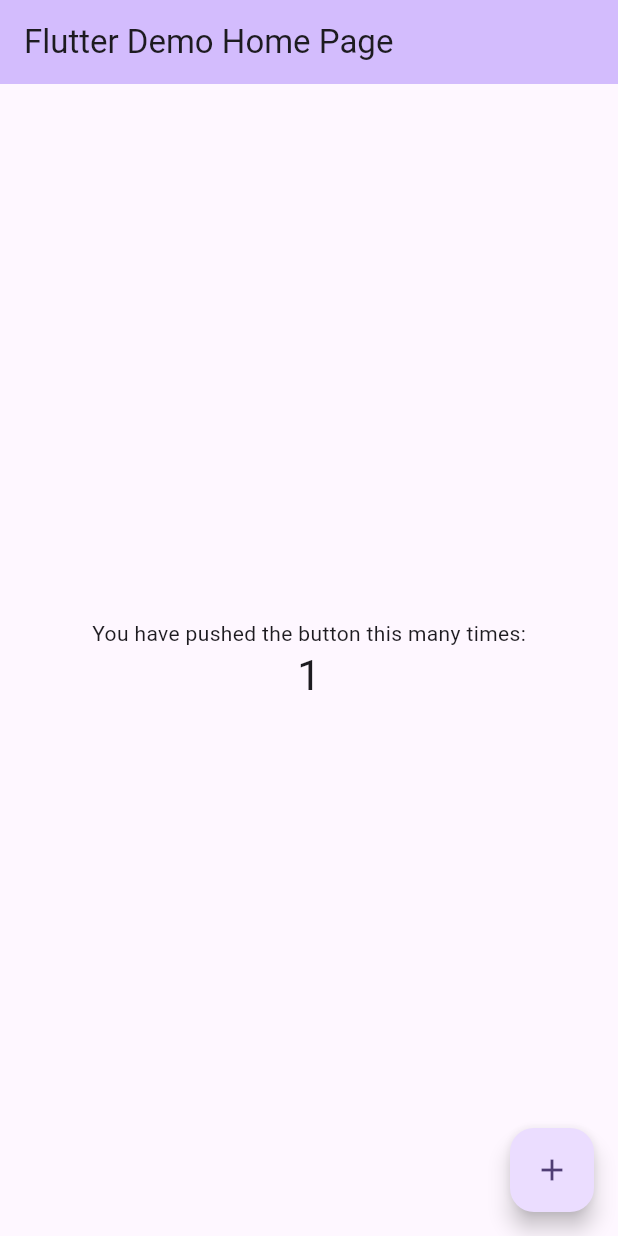
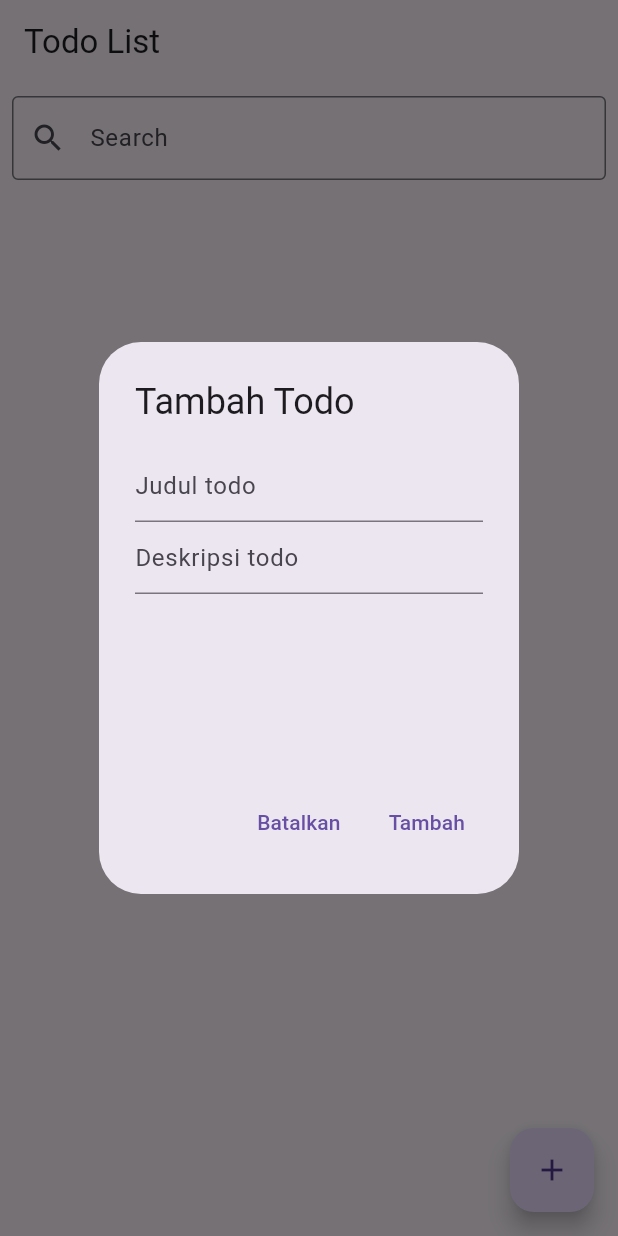
Before and after one commit to izzalDev/todolist-flutter, a Flutter app: the screen it shows after launch, after a tap on the "add" icon, on a phone screen of 412 x 824 dp. Run offline on Flutter 3.47's test engine with Material 3 defaults, Android fonts, the phone set to English and light mode, and no system bars; our stand-ins replace sqflite; accounts and stored records are empty.

Commit message:
completed base without some error

```diff
--- /dev/null
+++ b/lib/database_helper.dart
@@ -0,0 +1,84 @@
+import 'package:todo_list/todo.dart';
+import 'package:sqflite/sqflite.dart';
+import 'package:path/path.dart';
+import 'dart:async';
+import 'dart:io' as io;
+import 'package:path_provider/path_provider.dart';
+
+class DatabaseHelper {
+  static final DatabaseHelper _instance = DatabaseHelper.internal();
+
+  factory DatabaseHelper() => _instance;
+
+  static Database? _db;
+
+  Future<Database?> get db async {
+    if (_db != null) return _db;
+    _db = await initDb();
+    return _db;
+  }
+
+  DatabaseHelper.internal();
+
+  Future<Database> initDb() async {
+    io.Directory documentsDirectory = await getApplicationDocumentsDirectory();
+    String path = join(
+      documentsDirectory.path,
+      'todolist.db',
+    );
+    var theDb = await openDatabase(
+      path,
+      version: 1,
+      onCreate: _onCreate,
+    );
+    return theDb;
+  }
+
+  void _onCreate(Database db, int version) async {
+    await db.execute('''
+        CREATE TABLE
+        IF NOT EXISTS todos
+        (
+          id INTEGER PRIMARY KEY,
+          title TEXT NOT NULL,
+          description TEXT,
+          completed INTEGER NOT NULL
+        )
+        ''');
+  }
+
+  Future<List<Todo>> getAllTodos() async {
+    var dbClient = await db;
+    var todos = await dbClient!.query('todos');
+    return todos.map((todo) => Todo.fromMap(todo)).toList();
+  }
+
+  Future<Todo> getTodoById(int id) async {
+    var dbClient = await db;
+    var todo = await dbClient!.query('todos', where: 'id = ?', whereArgs: [id]);
+    return todo.map((todo) => Todo.fromMap(todo)).single;
+  }
+
+  Future<List<Todo>> getTodoByTitle(String title) async {
+    var dbClient = await db;
+    var todo = await dbClient!
+        .query('todos', where: 'title like ?', whereArgs: [title]);
+    return todo.map((todo) => Todo.fromMap(todo)).toList();
+  }
+
+  Future<int> insertTodo(Todo todo) async {
+    var dbClient = await db;
+    return await dbClient!.insert('todos', todo.toMap());
+  }
+
+  Future<int> updateTodo(Todo todo) async {
+    var dbClient = await db;
+    return await dbClient!
+        .update('todos', todo.toMap(), where: 'id = ?', whereArgs: [todo.id]);
+  }
+
+  Future<int> deleteTodo(int id) async {
+    var dbClient = await db;
+    return await dbClient!.delete('todos', where: 'id = ?', whereArgs: [id]);
+  }
+}
--- a/lib/main.dart
+++ b/lib/main.dart
@@ -1,4 +1,6 @@
 import 'package:flutter/material.dart';
+import 'package:todo_list/database_helper.dart';
+import 'package:todo_list/todo.dart';
 
 void main() {
   runApp(const MyApp());
@@ -7,119 +9,186 @@ void main() {
 class MyApp extends StatelessWidget {
   const MyApp({super.key});
 
-  // This widget is the root of your application.
   @override
   Widget build(BuildContext context) {
     return MaterialApp(
-      title: 'Flutter Demo',
+      title: 'Todo-List App',
       theme: ThemeData(
-        // This is the theme of your application.
-        //
-        // TRY THIS: Try running your application with "flutter run". You'll see
-        // the application has a purple toolbar. Then, without quitting the app,
-        // try changing the seedColor in the colorScheme below to Colors.green
-        // and then invoke "hot reload" (save your changes or press the "hot
-        // reload" button in a Flutter-supported IDE, or press "r" if you used
-        // the command line to start the app).
-        //
-        // Notice that the counter didn't reset back to zero; the application
-        // state is not lost during the reload. To reset the state, use hot
-        // restart instead.
-        //
-        // This works for code too, not just values: Most code changes can be
-        // tested with just a hot reload.
-        colorScheme: ColorScheme.fromSeed(seedColor: Colors.deepPurple),
-        useMaterial3: true,
+        primarySwatch: Colors.blue,
       ),
-      home: const MyHomePage(title: 'Flutter Demo Home Page'),
+      home: const TodoApp(),
     );
   }
 }
 
-class MyHomePage extends StatefulWidget {
-  const MyHomePage({super.key, required this.title});
-
-  // This widget is the home page of your application. It is stateful, meaning
-  // that it has a State object (defined below) that contains fields that affect
-  // how it looks.
-
-  // This class is the configuration for the state. It holds the values (in this
-  // case the title) provided by the parent (in this case the App widget) and
-  // used by the build method of the State. Fields in a Widget subclass are
-  // always marked "final".
-
-  final String title;
+class TodoApp extends StatefulWidget {
+  const TodoApp({Key? key}) : super(key: key);
 
   @override
-  State<MyHomePage> createState() => _MyHomePageState();
+  State<TodoApp> createState() => _TodoAppState();
 }
 
-class _MyHomePageState extends State<MyHomePage> {
-  int _counter = 0;
+class _TodoAppState extends State<TodoApp> {
+  final TextEditingController _searchController = TextEditingController();
+  final TextEditingController _titleController = TextEditingController();
+  final TextEditingController _descController = TextEditingController();
+  final dbHelper = DatabaseHelper();
+  List<Todo> _todos = [];
+  int _count = 0;
 
-  void _incrementCounter() {
+  @override
+  void initState() {
+    refreshItemList();
+    super.initState();
+  }
+
+  void refreshItemList() async {
+    final todos = await dbHelper.getAllTodos();
     setState(() {
-      // This call to setState tells the Flutter framework that something has
-      // changed in this State, which causes it to rerun the build method below
-      // so that the display can reflect the updated values. If we changed
-      // _counter without calling setState(), then the build method would not be
-      // called again, and so nothing would appear to happen.
-      _counter++;
+      _todos = todos;
     });
+  }
+
+  void searchItems() async {
+    final keyword = _searchController.text.trim();
+    if (keyword.isNotEmpty) {
+      final todos = await dbHelper.getTodoByTitle(keyword);
+      setState(() {
+        _todos = todos;
+      });
+    } else {
+      refreshItemList();
+    }
+  }
+
+  void addItem(String title, String desc) async {
+    final todo =
+        Todo(id: _count, title: title, description: desc, completed: false);
+    await dbHelper.insertTodo(todo);
+    refreshItemList();
+  }
+
+  void updateItem(Todo todo, bool completed) async {
+    final item = Todo(
+      id: todo.id,
+      title: todo.title,
+      description: todo.description,
+      completed: completed,
+    );
+    await dbHelper.updateTodo(item);
+    refreshItemList();
+  }
+
+  void deleteItem(int id) async {
+    await dbHelper.deleteTodo(id);
+    refreshItemList();
   }
 
   @override
   Widget build(BuildContext context) {
-    // This method is rerun every time setState is called, for instance as done
-    // by the _incrementCounter method above.
-    //
-    // The Flutter framework has been optimized to make rerunning build methods
-    // fast, so that you can just rebuild anything that needs updating rather
-    // than having to individually change instances of widgets.
     return Scaffold(
       appBar: AppBar(
-        // TRY THIS: Try changing the color here to a specific color (to
-        // Colors.amber, perhaps?) and trigger a hot reload to see the AppBar
-        // change color while the other colors stay the same.
-        backgroundColor: Theme.of(context).colorScheme.inversePrimary,
-        // Here we take the value from the MyHomePage object that was created by
-        // the App.build method, and use it to set our appbar title.
-        title: Text(widget.title),
+        title: const Text('Todo List'),
       ),
-      body: Center(
-        // Center is a layout widget. It takes a single child and positions it
-        // in the middle of the parent.
-        child: Column(
-          // Column is also a layout widget. It takes a list of children and
-          // arranges them vertically. By default, it sizes itself to fit its
-          // children horizontally, and tries to be as tall as its parent.
-          //
-          // Column has various properties to control how it sizes itself and
-          // how it positions its children. Here we use mainAxisAlignment to
-          // center the children vertically; the main axis here is the vertical
-          // axis because Columns are vertical (the cross axis would be
-          // horizontal).
-          //
-          // TRY THIS: Invoke "debug painting" (choose the "Toggle Debug Paint"
-          // action in the IDE, or press "p" in the console), to see the
-          // wireframe for each widget.
-          mainAxisAlignment: MainAxisAlignment.center,
-          children: <Widget>[
-            const Text(
-              'You have pushed the button this many times:',
+      body: Column(
+        children: [
+          Padding(
+            padding: const EdgeInsets.all(8.0),
+            child: TextField(
+              controller: _searchController,
+              decoration: const InputDecoration(
+                labelText: 'Search',
+                prefixIcon: Icon(Icons.search),
+                border: OutlineInputBorder(),
+              ),
+              onChanged: (_) {
+                searchItems();
+              },
             ),
-            Text(
-              '$_counter',
-              style: Theme.of(context).textTheme.headlineMedium,
+          ),
+          Expanded(
+            child: ListView.builder(
+              itemCount: _todos.length,
+              itemBuilder: (context, index) {
+                var todo = _todos[index];
+                return ListTile(
+                  leading: todo.completed
+                      ? IconButton(
+                          icon: const Icon(Icons.check_circle),
+                          onPressed: () {
+                            updateItem(todo, !todo.completed);
+                          },
+                        )
+                      : IconButton(
+                          icon: const Icon(Icons.radio_button_unchecked),
+                          onPressed: () {
+                            updateItem(todo, !todo.completed);
+                          },
+                        ),
+                  title: Text(todo.title),
+                  subtitle: Text(todo.description),
+                  trailing: IconButton(
+                    icon: const Icon(Icons.delete),
+                    onPressed: () {
+                      deleteItem(todo.id);
+                    },
+                  ),
+                );
+              },
             ),
-          ],
-        ),
+          ),
+        ],
       ),
       floatingActionButton: FloatingActionButton(
-        onPressed: _incrementCounter,
-        tooltip: 'Increment',
+        onPressed: () {
+          showDialog(
+            context: context,
+            builder: (context) => AlertDialog(
+              title: const Text('Tambah Todo'),
+              content: SizedBox(
+                width: 200,
+                height: 200,
+                child: Column(
+                  children: [
+                    TextField(
+                      controller: _titleController,
+                      decoration: const InputDecoration(hintText: 'Judul todo'),
+                    ),
+                    TextField(
+                      controller: _descController,
+                      decoration:
+                          const InputDecoration(hintText: 'Deskripsi todo'),
+                    ),
+                  ],
+                ),
+              ),
+              actions: [
+                TextButton(
+                  child: const Text('Batalkan'),
+                  onPressed: () {
+                    Navigator.pop(context);
+                    _titleController.clear();
+                    _descController.clear();
+                  },
+                ),
+                TextButton(
+                  child: const Text('Tambah'),
+                  onPressed: () {
+                    addItem(_titleController.text, _descController.text);
+                    _titleController.clear();
+                    _descController.clear();
+                    Navigator.pop(context);
+                    setState(() {
+                      _count = _count + 1;
+                    });
+                  },
+                ),
+              ],
+            ),
+          );
+        },
         child: const Icon(Icons.add),
-      ), // This trailing comma makes auto-formatting nicer for build methods.
+      ),
     );
   }
 }
--- /dev/null
+++ b/lib/todo.dart
@@ -0,0 +1,30 @@
+class Todo {
+  final int id;
+  final String title;
+  final String description;
+  final bool completed;
+  Todo({
+    required this.id,
+    required this.title,
+    required this.description,
+    required this.completed,
+  });
+
+  Map<String, dynamic> toMap() {
+    return <String, dynamic>{
+      'id': id,
+      'title': title,
+      'description': description,
+      'completed': completed,
+    };
+  }
+
+  factory Todo.fromMap(Map<String, dynamic> map) {
+    return Todo(
+      id: map['id'] as int,
+      title: map['title'] as String,
+      description: map['description'] as String,
+      completed: map['completed'] == 0 ? false : true,
+    );
+  }
+}
```
